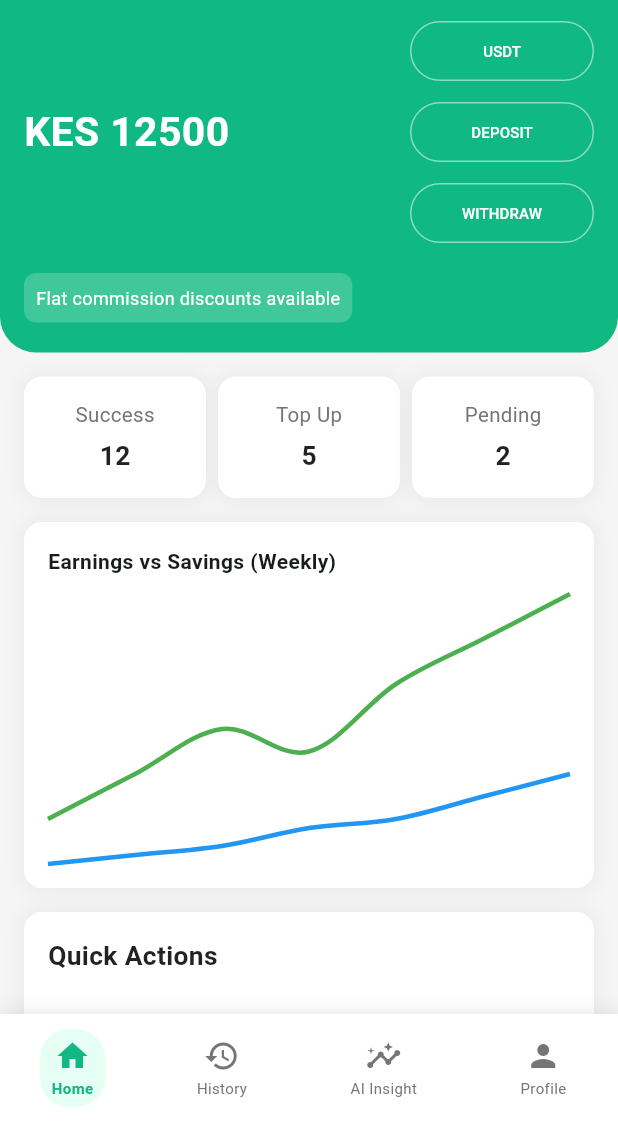
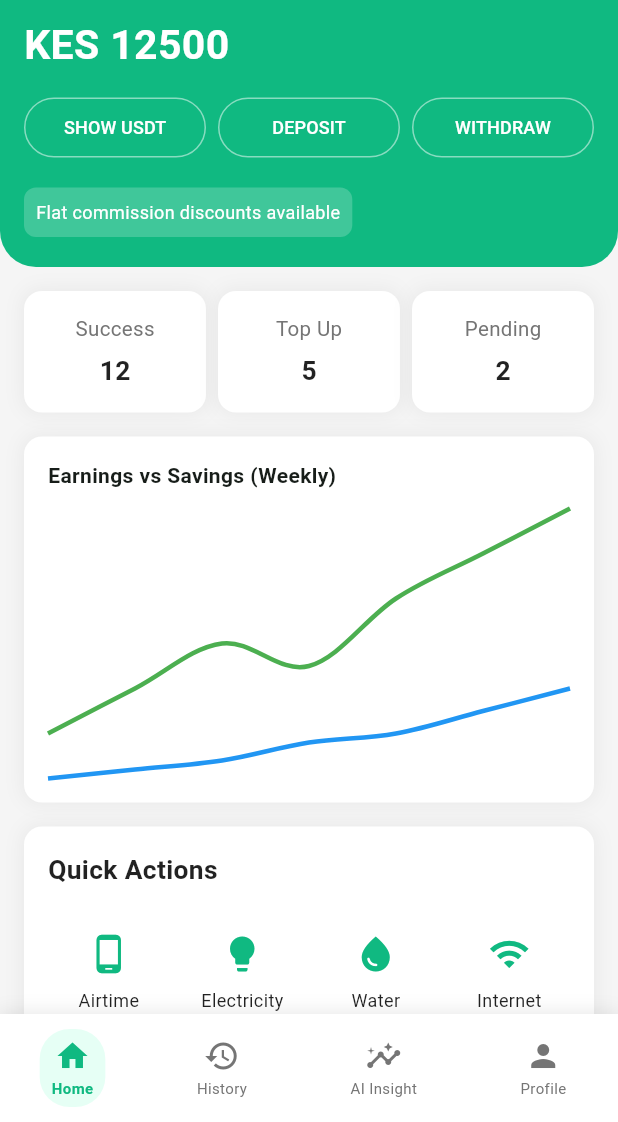
Before and after one commit to Veranzi/Jasho, a Flutter app: the DashBoardScreen screen opened by its route, on a phone screen of 412 x 824 dp, the part 114-1236 px from its top. Run offline on Flutter 3.47's test engine with Material 3 defaults, Android fonts, the phone set to English and light mode, and no system bars; drawn by our look-alikes of fl_chart; our stand-ins replace flutter_screenutil, intl_phone_field, printing, responsive_framework, shared_preferences; accounts and stored records are empty.

Commit message:
Refactor dashboard and profile drawer layout
Co-authored-by: leparitours <leparitours@gmail.com>

```diff
--- a/jashoo/lib/screens/dashboard/dashboard_screen.dart
+++ b/jashoo/lib/screens/dashboard/dashboard_screen.dart
@@ -175,13 +175,8 @@ class _DashBoardScreenState extends State<DashBoardScreen> {
               style:
                   TextStyle(color: Colors.white.withOpacity(0.8), fontSize: 14.sp)),
           const SizedBox(height: 10),
-          // Wallet balance and action buttons in same row
-          Row(
-            crossAxisAlignment: CrossAxisAlignment.center,
-            children: [
-              Expanded(
-                flex: 2,
-                child: Text(
+          // Wallet balance on top
+          Text(
             "$label ${balance.toStringAsFixed(isKes ? 0 : 2)}",
             style: TextStyle(
                 color: Colors.white,
@@ -189,15 +184,11 @@ class _DashBoardScreenState extends State<DashBoardScreen> {
                 fontWeight: FontWeight.bold),
             overflow: TextOverflow.ellipsis,
           ),
-              ),
-              const SizedBox(width: 12),
-              // Action buttons aligned with balance
+          const SizedBox(height: 12),
+          // Action buttons in same row
+          Row(
+            children: [
               Expanded(
-                flex: 1,
-                child: Column(
-                  children: [
-                    SizedBox(
-                      width: double.infinity,
                 child: OutlinedButton(
                   onPressed: wallet.toggleCurrency,
                   style: OutlinedButton.styleFrom(
@@ -205,18 +196,17 @@ class _DashBoardScreenState extends State<DashBoardScreen> {
                     side: BorderSide(color: Colors.white.withOpacity(0.5)),
                     shape: RoundedRectangleBorder(
                         borderRadius: BorderRadius.circular(20)),
-                          padding: const EdgeInsets.symmetric(horizontal: 8, vertical: 6),
+                    padding: const EdgeInsets.symmetric(horizontal: 12, vertical: 8),
                   ),
                   child: FittedBox(
                     fit: BoxFit.scaleDown,
-                          child: Text(isKes ? 'USDT' : 'KES',
-                            style: const TextStyle(fontSize: 10)),
+                    child: Text(isKes ? 'SHOW USDT' : 'SHOW KES',
+                      style: const TextStyle(fontSize: 12)),
                   ),
                 ),
               ),
-                    const SizedBox(height: 6),
-                    SizedBox(
-                      width: double.infinity,
+              const SizedBox(width: 8),
+              Expanded(
                 child: OutlinedButton(
                   onPressed: () => Navigator.pushNamed(context, '/deposit'),
                   style: OutlinedButton.styleFrom(
@@ -224,17 +214,16 @@ class _DashBoardScreenState extends State<DashBoardScreen> {
                     side: BorderSide(color: Colors.white.withOpacity(0.5)),
                     shape: RoundedRectangleBorder(
                         borderRadius: BorderRadius.circular(20)),
-                          padding: const EdgeInsets.symmetric(horizontal: 8, vertical: 6),
+                    padding: const EdgeInsets.symmetric(horizontal: 12, vertical: 8),
                   ),
                   child: const FittedBox(
                     fit: BoxFit.scaleDown,
-                          child: Text("DEPOSIT", style: TextStyle(fontSize: 10)),
+                    child: Text("DEPOSIT", style: TextStyle(fontSize: 12)),
                   ),
                 ),
               ),
-                    const SizedBox(height: 6),
-                    SizedBox(
-                      width: double.infinity,
+              const SizedBox(width: 8),
+              Expanded(
                 child: OutlinedButton(
                   onPressed: () => Navigator.pushNamed(context, '/withdraw'),
                   style: OutlinedButton.styleFrom(
@@ -242,15 +231,12 @@ class _DashBoardScreenState extends State<DashBoardScreen> {
                     side: BorderSide(color: Colors.white.withOpacity(0.5)),
                     shape: RoundedRectangleBorder(
                         borderRadius: BorderRadius.circular(20)),
-                          padding: const EdgeInsets.symmetric(horizontal: 8, vertical: 6),
+                    padding: const EdgeInsets.symmetric(horizontal: 12, vertical: 8),
                   ),
                   child: const FittedBox(
                     fit: BoxFit.scaleDown,
-                          child: Text("WITHDRAW", style: TextStyle(fontSize: 10)),
+                    child: Text("WITHDRAW", style: TextStyle(fontSize: 12)),
                   ),
-                      ),
-                    ),
-                  ],
                 ),
               ),
             ],
--- a/jashoo/lib/screens/dashboard/profile_drawer.dart
+++ b/jashoo/lib/screens/dashboard/profile_drawer.dart
@@ -20,22 +20,17 @@ class ProfileDrawer extends StatelessWidget {
                 margin: EdgeInsets.zero,
                 padding: const EdgeInsets.all(16),
                 decoration: const BoxDecoration(color: Color(0xFF10B981)),
-                child: Row(
+                child: Column(
+                  crossAxisAlignment: CrossAxisAlignment.start,
                   children: [
-                    // Profile image on the left
+                    // Profile image at the top
                     const CircleAvatar(
                       radius: 30,
                       backgroundColor: Colors.white,
                       child: Icon(Icons.person, size: 40, color: Color(0xFF10B981)),
                     ),
-                    const SizedBox(width: 16),
-                    // Name and work info on the right
-                    Expanded(
-                      child: Column(
-                        crossAxisAlignment: CrossAxisAlignment.start,
-                        mainAxisAlignment: MainAxisAlignment.start,
-                        children: [
-                          const SizedBox(height: 8), // Add top spacing
+                    const SizedBox(height: 12),
+                    // Name and work info below the image
                     Text(
                       "John Doe",
                       style: TextStyle(
@@ -55,9 +50,6 @@ class ProfileDrawer extends StatelessWidget {
                         overflow: TextOverflow.ellipsis,
                       ),
                       maxLines: 1,
-                          ),
-                        ],
-                      ),
                     ),
                   ],
                 ),
```
Lines whose indentation alone changed are shown as unchanged.
